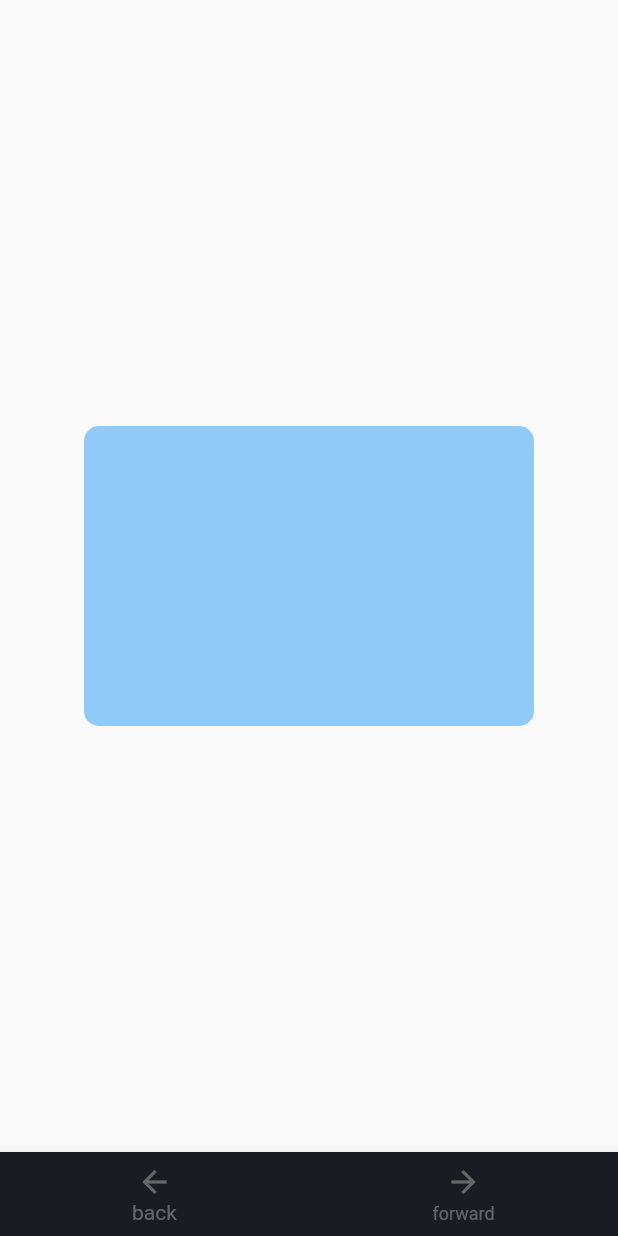
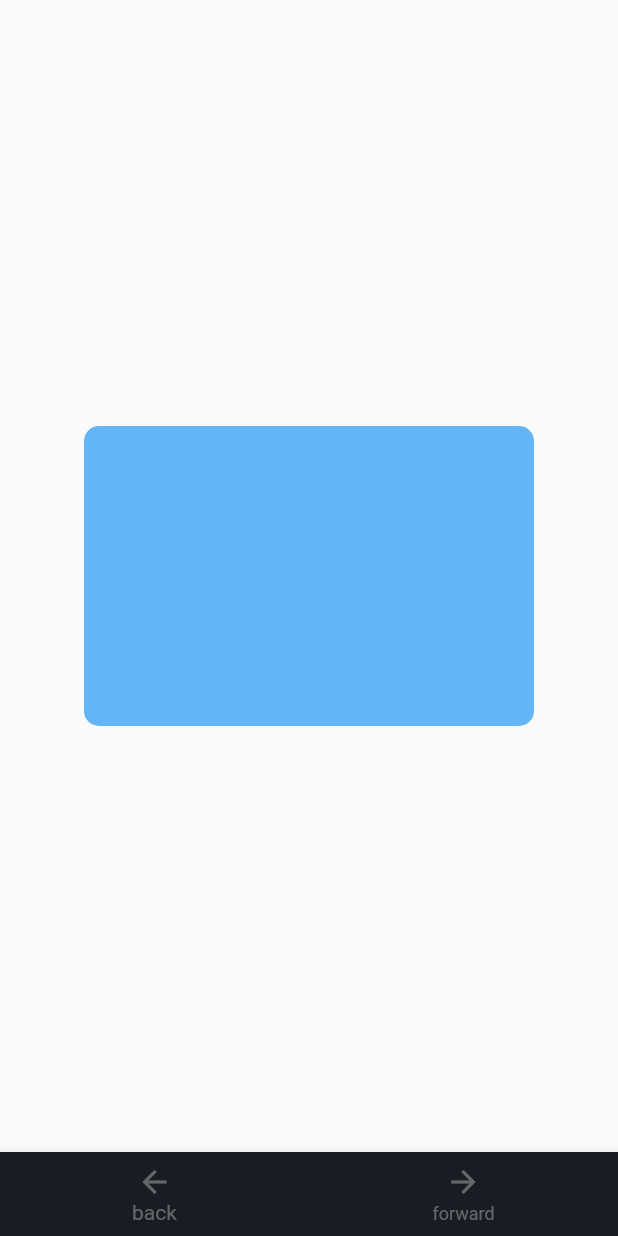
Before and after one commit to rajchunara/flutter_animation_course, a Flutter app: the screen it shows after launch, on a phone screen of 412 x 824 dp. Run offline on Flutter 3.47's test engine with Material 2 defaults, Android fonts, the phone set to English and light mode, and no system bars.

Commit message:
tap effect

```diff
--- a/lib/animation_screens/first_animation.dart
+++ b/lib/animation_screens/first_animation.dart
@@ -13,18 +13,37 @@ class _ContainerWithAnimationState extends State<ContainerWithAnimation> {
   Widget build(BuildContext context) {
     return GestureDetector(
       child: AnimatedContainer(
-        curve: Curves.elasticInOut,
-        duration: Duration(milliseconds: 350),
+        onEnd: () {
+          setState(() {
+            sizeFactor = 1;
+          });
+        },
+        curve: Curves.linear,
+        duration: Duration(milliseconds: 80),
         width: 300 * sizeFactor,
         height: 200 * sizeFactor,
         decoration: BoxDecoration(
-            color: Colors.blue[200], borderRadius: BorderRadius.circular(10)),
+          color: Colors.blue[300],
+          borderRadius: BorderRadius.circular(10),
+        ),
       ),
       onTap: () {
         setState(() {
-          sizeFactor = (sizeFactor == 1) ? 0.8 : 1;
+          sizeFactor = 0.95;
         });
       },
+      // onTapDown: (s) {
+      //   setState(() {
+      //     // sizeFactor = (sizeFactor == 1) ? 0.8 : 1;
+      //     sizeFactor=0.8;
+      //   });
+      // },
+      // onTapUp: (s) {
+      //   setState(() {
+      //     // sizeFactor = (sizeFactor == 1) ? 0.8 : 1;
+      //     sizeFactor = 1;
+      //   });
+      // },
     );
   }
 }
```
